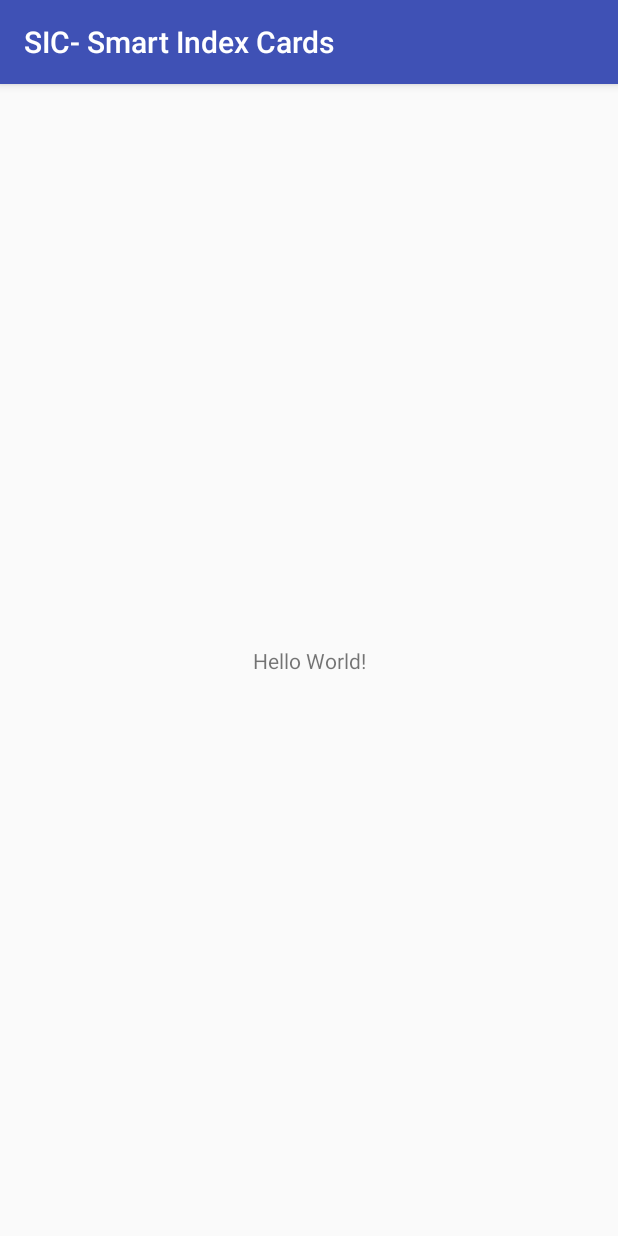
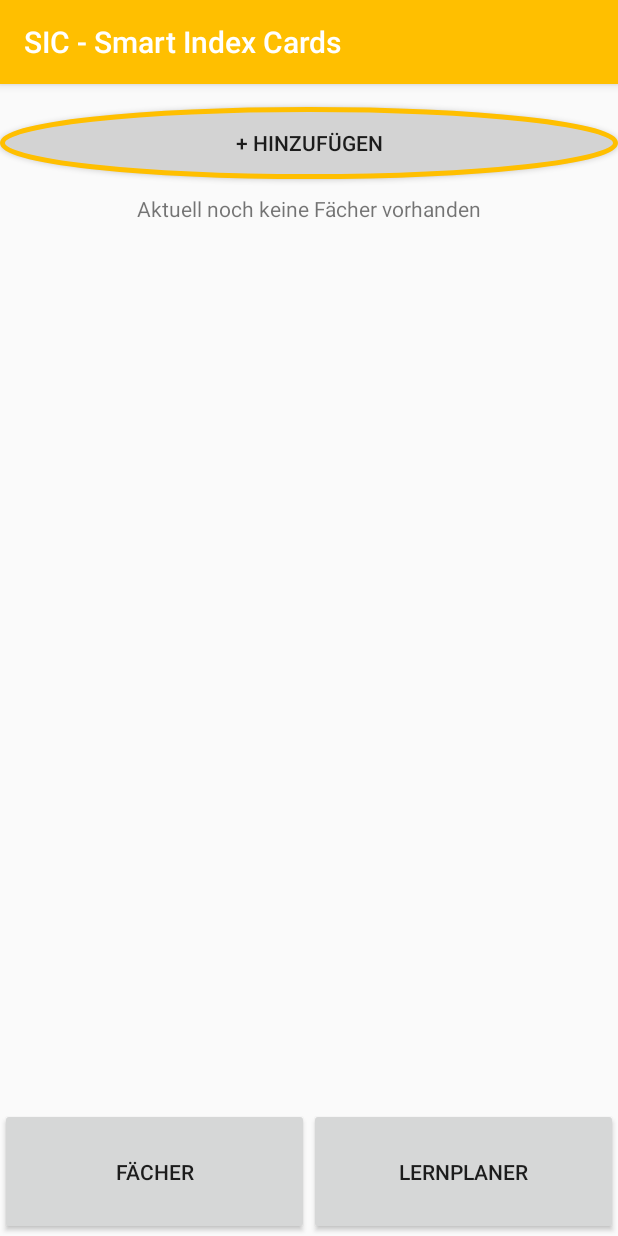
Before and after one commit to timokrapf/SICSmartIndexCards, an Android app: the screen it shows after launch (StartActivity), on a phone screen of 412 x 824 dp. Run offline under Robolectric (Android 15) with nearby library versions, the phone set to English and light mode, and no system bars.

Commit message:
Anfang der ersten Activity

```diff
--- a/app/src/main/java/com/example/timokrapf/sic_smartindexcards/StartActivity.java
+++ b/app/src/main/java/com/example/timokrapf/sic_smartindexcards/StartActivity.java
@@ -2,14 +2,26 @@ package com.example.timokrapf.sic_smartindexcards;
 
 import android.support.v7.app.AppCompatActivity;
 import android.os.Bundle;
+import android.widget.Button;
+import android.widget.ListView;
+import android.widget.TextView;
 
 public class StartActivity extends AppCompatActivity {
 
-    private String timo;
+    private ListView listView;
+    private TextView emptyListText;
+    private Button addSubjectButton;
 
     @Override
     protected void onCreate(Bundle savedInstanceState) {
         super.onCreate(savedInstanceState);
         setContentView(R.layout.activity_start);
+        initUI();
+    }
+
+    private void initUI() {
+      listView = (ListView) findViewById(R.id.subjec_list_id);
+      emptyListText = (TextView) findViewById(R.id.empty_list_id);
+      listView.setEmptyView(emptyListText);
     }
 }
--- a/app/src/main/res/layout/activity_start.xml
+++ b/app/src/main/res/layout/activity_start.xml
@@ -1,18 +1,61 @@
 <?xml version="1.0" encoding="utf-8"?>
-<android.support.constraint.ConstraintLayout xmlns:android="http://schemas.android.com/apk/res/android"
+<LinearLayout xmlns:android="http://schemas.android.com/apk/res/android"
     xmlns:app="http://schemas.android.com/apk/res-auto"
     xmlns:tools="http://schemas.android.com/tools"
     android:layout_width="match_parent"
     android:layout_height="match_parent"
-    tools:context=".StartActivity">
+    tools:context=".StartActivity"
+    android:orientation="vertical">
+<LinearLayout
+    android:layout_width="match_parent"
+    android:layout_height="0dp"
+    android:layout_weight="0.8"
+    android:orientation="vertical">
+    <Button
+        android:layout_width="match_parent"
+        android:layout_height="wrap_content"
+        android:background="@layout/add_button"
+        android:text="@string/add_subject_button"
+        android:id="@+id/add_subject_button_id"
+        android:layout_marginTop="15dp"/>
+    <ListView
+        android:layout_width="match_parent"
+        android:layout_height="match_parent"
+        android:layout_marginTop="10dp"
+        android:id="@+id/subjec_list_id"
+        android:dividerHeight="10dp"
+        android:textAlignment="center">
+    </ListView>
+    <TextView
+        android:layout_width="match_parent"
+        android:layout_height="wrap_content"
+        android:text="@string/empty_subject_list"
+        android:id="@+id/empty_list_id"
+        android:layout_marginTop="10dp"
+        android:textAlignment="center"/>
+</LinearLayout>
+    <LinearLayout
+        android:layout_width="match_parent"
+        android:layout_height="0dp"
+        android:orientation="horizontal"
+        android:layout_weight="0.1"
+        android:weightSum="1">
 
-    <TextView
-        android:layout_width="wrap_content"
-        android:layout_height="wrap_content"
-        android:text="Hello World!"
-        app:layout_constraintBottom_toBottomOf="parent"
-        app:layout_constraintLeft_toLeftOf="parent"
-        app:layout_constraintRight_toRightOf="parent"
-        app:layout_constraintTop_toTopOf="parent" />
+        <Button
+            android:layout_width="0dp"
+            android:layout_height="match_parent"
+            android:layout_weight="0.5"
+            android:text="@string/subject_button"
+            android:id="@+id/subject_button_id"/>
+        <Button
+            android:layout_width="0dp"
+            android:layout_height="match_parent"
+            android:layout_weight="0.5"
+            android:text="@string/schedule_planner"
+            android:id="@+id/schedule_planner_button_id"/>
 
-</android.support.constraint.ConstraintLayout>
+    </LinearLayout>
+
+
+
+</LinearLayout>
--- /dev/null
+++ b/app/src/main/res/layout/add_button.xml
@@ -0,0 +1,28 @@
+<?xml version="1.0" encoding="utf-8"?>
+<shape xmlns:android="http://schemas.android.com/apk/res/android"
+    android:shape="oval"
+    android:layout_width="wrap_content"
+    android:layout_height="wrap_content">
+
+    <!-- view background color -->
+
+    <solid android:color="@color/colorAddButton" >
+    </solid>
+
+    <!-- view border color and width -->
+
+    <stroke
+        android:width="3dp"
+        android:color="@color/colorPrimary" >
+    </stroke>
+
+    <!-- If you want to add some padding -->
+
+    <padding
+        android:bottom="4dp"
+        android:left="4dp"
+        android:right="4dp"
+        android:top="4dp" >
+    </padding>
+
+</shape>
--- a/app/src/main/res/values/colors.xml
+++ b/app/src/main/res/values/colors.xml
@@ -1,6 +1,7 @@
 <?xml version="1.0" encoding="utf-8"?>
 <resources>
-    <color name="colorPrimary">#3F51B5</color>
-    <color name="colorPrimaryDark">#303F9F</color>
+    <color name="colorPrimary">#FFBF00</color>
+    <color name="colorPrimaryDark">#F5DA81</color>
     <color name="colorAccent">#FF4081</color>
+    <color name="colorAddButton">#D3D3D3</color>
 </resources>
--- a/app/src/main/res/values/strings.xml
+++ b/app/src/main/res/values/strings.xml
@@ -1,3 +1,8 @@
 <resources>
-    <string name="app_name">SIC- Smart Index Cards</string>
+    <string name="app_name">SIC - Smart Index Cards</string>
+    <string name="add_subject_button">+ Hinzufügen</string>
+    <string name="empty_subject_list">Aktuell noch keine Fächer vorhanden</string>
+    <string name="schedule_planner">Lernplaner</string>
+    <string name="subject_button">Fächer</string>
+
 </resources>
```
